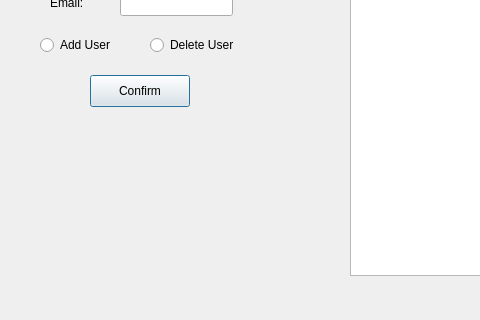
Before: the Qt Designer form Music-Manager/admin.ui in david-boules/Music-Playlist-Manager, drawn with Qt 5; both pictures show x 0 to 480 and y 225 to 545 of the 850 by 647 pixel window.
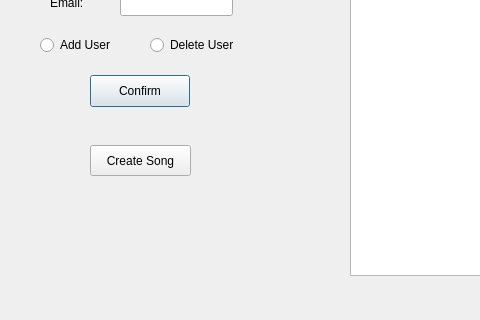
After: the same form once the commit is applied.

Patch:
```diff
--- a/Music-Manager/admin.ui
+++ b/Music-Manager/admin.ui
@@ -170,6 +170,19 @@
     </rect>
    </property>
   </widget>
+  <widget class="QPushButton" name="CreateSong">
+   <property name="geometry">
+    <rect>
+     <x>90</x>
+     <y>370</y>
+     <width>101</width>
+     <height>31</height>
+    </rect>
+   </property>
+   <property name="text">
+    <string>Create Song</string>
+   </property>
+  </widget>
  </widget>
  <resources/>
  <connections/>
```
